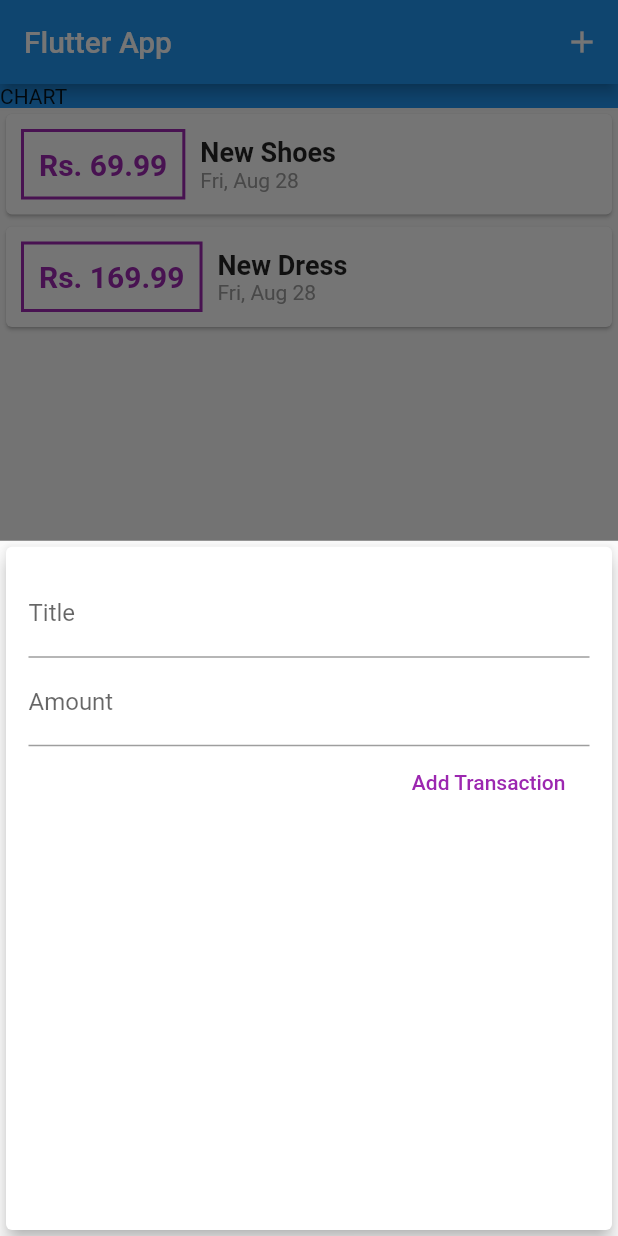
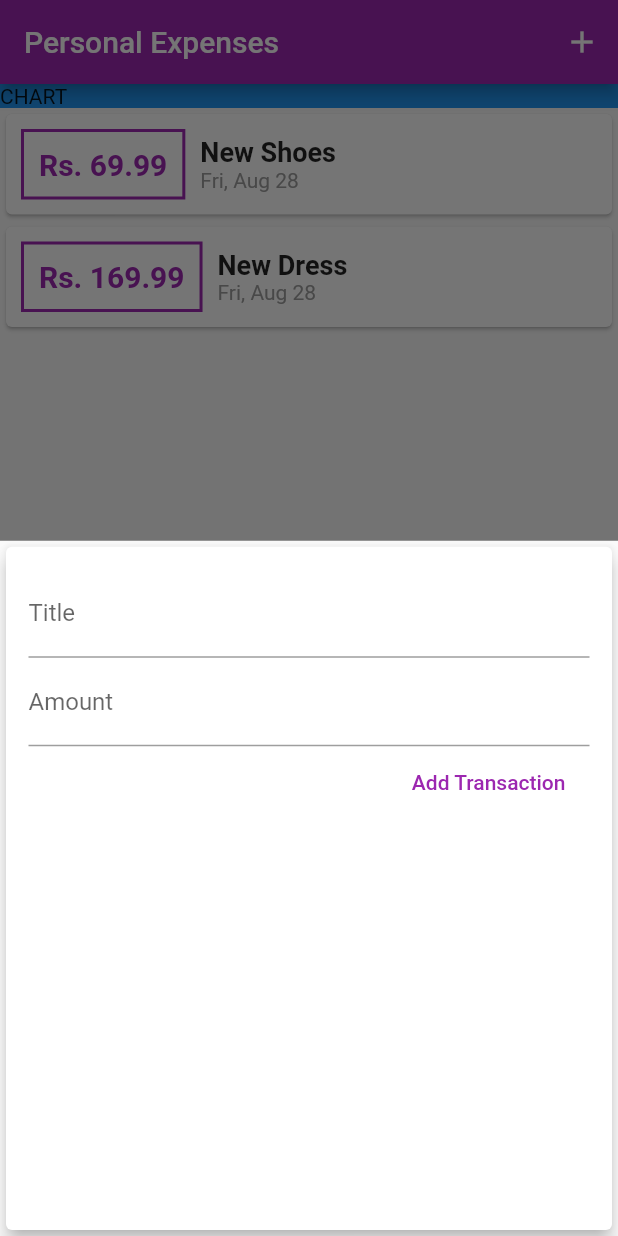
Before and after one commit to Adil-Rangila/personel_expense, a Flutter app: the screen it shows after launch, after a tap on the "add" icon, on a phone screen of 412 x 824 dp. Run offline on Flutter 3.47's test engine with Material 2 defaults, Android fonts, the phone set to English and light mode, and no system bars.

Commit message:
working with Thems data

```diff
--- a/lib/main.dart
+++ b/lib/main.dart
@@ -10,8 +10,12 @@ class MyApp extends StatelessWidget {
   @override
   Widget build(BuildContext context) {
     return MaterialApp(
-      //  theme: ThemeData.dark(),
-      title: 'Flutter App',
+      //theme: ThemeData.dark(),
+      theme: ThemeData(
+        primarySwatch: Colors.purple,
+        accentColor: Colors.amber,
+      ),
+      title: 'Personal Expenses',
       home: MyHomePage(),
     );
   }
@@ -63,7 +67,7 @@ class _MyHomePageState extends State<MyHomePage> {
   Widget build(BuildContext context) {
     return Scaffold(
       appBar: AppBar(
-        title: Text('Flutter App'),
+        title: Text('Personal Expenses'),
         actions: [
           IconButton(
             icon: Icon(Icons.add),
@@ -86,7 +90,7 @@ class _MyHomePageState extends State<MyHomePage> {
       floatingActionButtonLocation: FloatingActionButtonLocation.centerFloat,
       floatingActionButton: FloatingActionButton(
         child: Icon(Icons.add),
-        onPressed:() => startAddNewTransaction(context),
+        onPressed: () => startAddNewTransaction(context),
       ),
     );
   }
--- a/lib/widgets/new_transaction.dart
+++ b/lib/widgets/new_transaction.dart
@@ -1,11 +1,18 @@
 import 'package:flutter/material.dart';
 
-class NewTransaction extends StatelessWidget {
+class NewTransaction extends StatefulWidget {
   final Function addTrans;
-  final titleController = TextEditingController();
-  final amountController = TextEditingController();
 
   NewTransaction(this.addTrans);
+
+  @override
+  _NewTransactionState createState() => _NewTransactionState();
+}
+
+class _NewTransactionState extends State<NewTransaction> {
+  final titleController = TextEditingController();
+
+  final amountController = TextEditingController();
 
   void addData() {
     final enterTitle = titleController.text;
@@ -14,11 +21,11 @@ class NewTransaction extends StatelessWidget {
     if (enterTitle.isEmpty || enterAmount <= 0) {
       return;
     }
-
-    addTrans(
+    widget.addTrans(
       enterTitle,
       enterAmount,
     );
+    Navigator.of(context).pop();
   }
 
   @override
--- a/lib/widgets/transaction_list.dart
+++ b/lib/widgets/transaction_list.dart
@@ -3,7 +3,6 @@ import 'package:intl/intl.dart';
 import '../models/transaction.dart';
 
 class TransactionList extends StatelessWidget {
-
   final List<Transaction> transactions;
 
   TransactionList(this.transactions);
```
